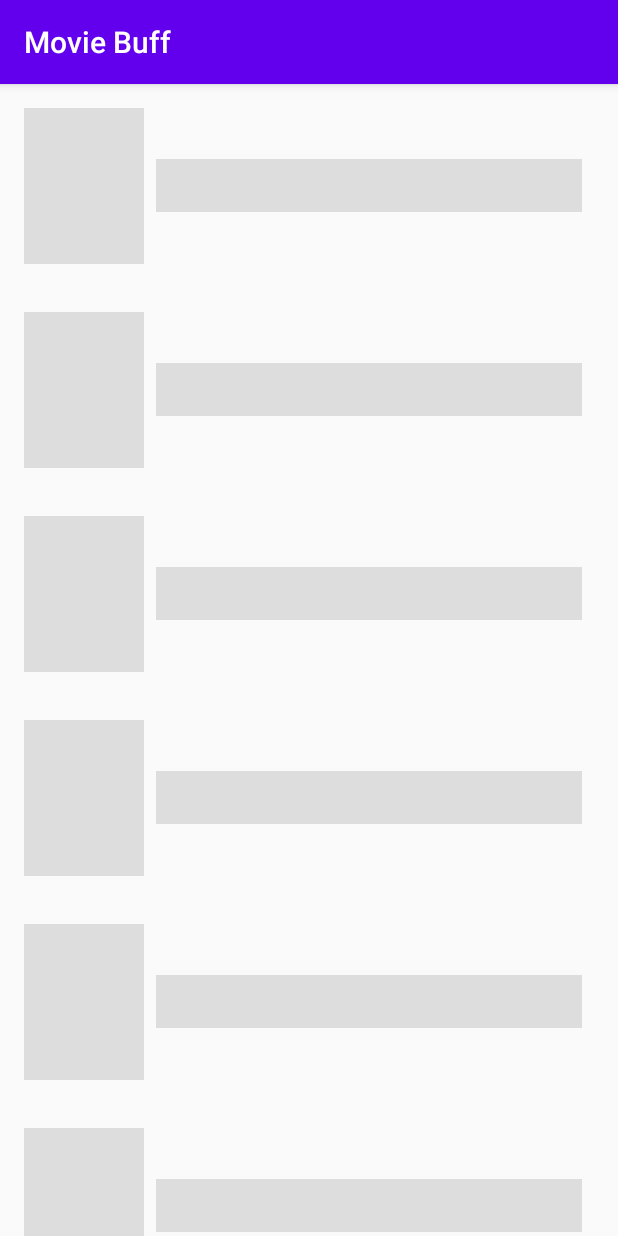
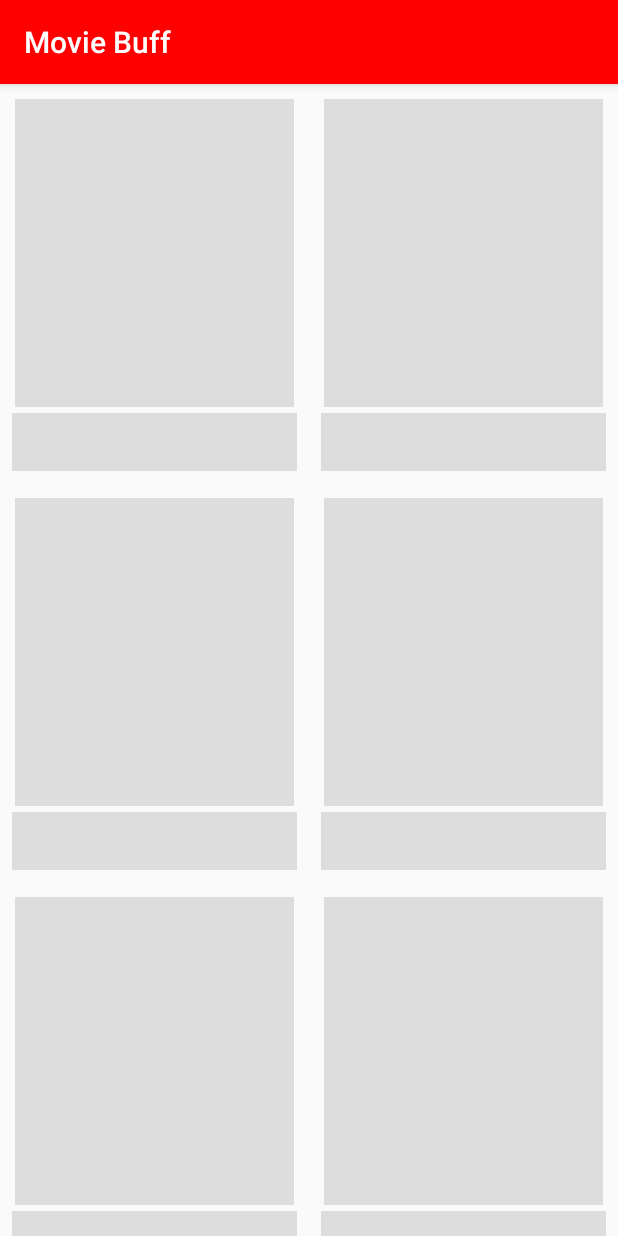
Before and after one commit to harshita707/movie, an Android app: the screen it shows after launch (MainActivity), on a phone screen of 412 x 824 dp. Run offline under Robolectric (Android 15) with nearby library versions, the phone set to English and light mode, and no system bars; our stand-ins replace Shimmer.

Commit message:
fourth commit

```diff
--- /dev/null
+++ b/app/src/main/res/drawable/ic_arrow_back_24dp.xml
@@ -0,0 +1,5 @@
+<vector android:height="24dp" android:tint="#FFFFFF"
+    android:viewportHeight="24.0" android:viewportWidth="24.0"
+    android:width="24dp" xmlns:android="http://schemas.android.com/apk/res/android">
+    <path android:fillColor="#ffffff" android:pathData="M20,11H7.83l5.59,-5.59L12,4l-8,8 8,8 1.41,-1.41L7.83,13H20v-2z"/>
+</vector>
--- a/app/src/main/res/layout/activity_main.xml
+++ b/app/src/main/res/layout/activity_main.xml
@@ -45,4 +45,11 @@
         android:layout_height="match_parent"
         android:visibility="gone"/>
 
+    <TextView
+        android:id="@+id/empty_view"
+        android:layout_width="wrap_content"
+        android:layout_height="wrap_content"
+        android:layout_centerInParent="true"
+        android:textAppearance="?android:textAppearanceMedium" />
+
 </RelativeLayout>
--- a/app/src/main/res/layout/place_holder_layout.xml
+++ b/app/src/main/res/layout/place_holder_layout.xml
@@ -1,26 +1,57 @@
 <?xml version="1.0" encoding="utf-8"?>
 <LinearLayout xmlns:android="http://schemas.android.com/apk/res/android"
-    android:id="@+id/parent_layout"
     android:layout_width="match_parent"
-    android:layout_height="136dp"
-    android:orientation="horizontal"
-    android:padding="16dp"
+    android:layout_height="266dp"
+    android:orientation="horizontal">
+
+    <LinearLayout
+        android:layout_width="0dp"
+        android:layout_weight="1"
+        android:layout_height="250dp"
+        android:layout_margin="8dp"
+        android:orientation="vertical"
         android:elevation="4dp">
 
         <ImageView
-        android:layout_width="80dp"
-        android:layout_height="match_parent"
-        android:id="@+id/poster_iamge"
-        android:background="@color/placeholder_bg"/>
+            android:layout_width="match_parent"
+            android:layout_height="205dp"
+            android:background="@color/placeholder_bg"
+            android:layout_margin="2dp" />
 
         <TextView
-        android:id="@+id/title"
+            android:layout_marginTop="2dp"
             android:layout_width="match_parent"
-        android:layout_height="wrap_content"
+            android:layout_height="45dp"
             android:layout_gravity="center"
             android:background="@color/placeholder_bg"
-        android:padding="8dp"
-        android:layout_margin="8dp"/>
+            android:gravity="center" />
 
 
     </LinearLayout>
+
+    <LinearLayout
+        android:layout_width="0dp"
+        android:layout_weight="1"
+        android:layout_height="250dp"
+        android:layout_margin="8dp"
+        android:orientation="vertical"
+        android:elevation="4dp">
+
+        <ImageView
+            android:layout_width="match_parent"
+            android:layout_height="205dp"
+            android:background="@color/placeholder_bg"
+            android:layout_margin="2dp" />
+
+        <TextView
+            android:layout_marginTop="2dp"
+
+            android:layout_width="match_parent"
+            android:layout_height="45dp"
+            android:layout_gravity="center"
+            android:background="@color/placeholder_bg"
+            android:gravity="center" />
+
+
+    </LinearLayout>
+</LinearLayout>
--- a/app/src/main/res/values/colors.xml
+++ b/app/src/main/res/values/colors.xml
@@ -1,7 +1,7 @@
 <?xml version="1.0" encoding="utf-8"?>
 <resources>
-    <color name="colorPrimary">#6200EE</color>
-    <color name="colorPrimaryDark">#3700B3</color>
+    <color name="colorPrimary">#FF0000</color>
+    <color name="colorPrimaryDark">#c4302b </color>
     <color name="colorAccent">#03DAC5</color>
 
     <color name="placeholder_bg">#dddddd</color>
--- a/app/src/main/res/values/styles.xml
+++ b/app/src/main/res/values/styles.xml
@@ -6,6 +6,7 @@
         <item name="colorPrimary">@color/colorPrimary</item>
         <item name="colorPrimaryDark">@color/colorPrimaryDark</item>
         <item name="colorAccent">@color/colorAccent</item>
+
     </style>
 
 </resources>
```
Also changed, not shown: app/src/main/java/com/harshita/moviebuff/MainActivity.java (+9 -3 lines), app/src/main/java/com/harshita/moviebuff/MovieDetailsActivity.java (+26 -0 lines), app/src/main/res/drawable/background_with_shadow.xml (added, +17 -0 lines), app/src/main/res/layout/movie_details_activity.xml (+45 -9 lines), app/src/main/res/layout/movie_list_item.xml (+24 -10 lines). Lines whose indentation alone changed are shown as unchanged.
